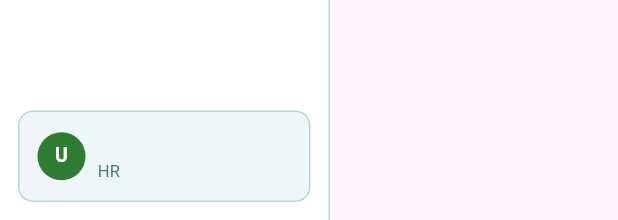
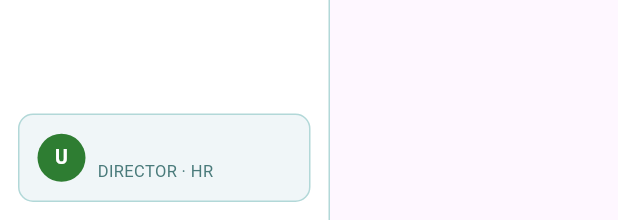
Before and after one commit to ninja00707/tasknest, a Flutter app: the Sidebar widget shown alone on an empty page, opened directly with empty values, on a phone screen of 412 x 824 dp. Shown: the part 1016-1236 px from the top of the screen. Run offline on Flutter 3.47's test engine with Material 3 defaults, Android fonts, the light colour scheme and no system bars; our stand-ins replace dio, equatable, flutter_bloc, go_router, shared_preferences, url_strategy; accounts and stored records are empty.

Commit message:
Phs 1 completed

```diff
--- a/lib/core/constant/const_dep.dart
+++ b/lib/core/constant/const_dep.dart
@@ -45,7 +45,7 @@ final CompanyNames = [
 ];
 
 final roles = [
-  Roles(id: 0, name: 'ceo'),
+  Roles(id: 0, name: 'Director'),
   Roles(id: 1, name: 'manager'),
   Roles(id: 2, name: 'employee'),
 ];
@@ -85,4 +85,5 @@ final List<Departments> departments = [
   Departments(id: 13, name: 'FMPS'),
 
   Departments(id: 14, name: 'FMSG'),
+  Departments(id: 15, name: 'Directors'),
 ];
--- a/lib/core/routes/app_router.dart
+++ b/lib/core/routes/app_router.dart
@@ -4,6 +4,7 @@ import 'package:tasknest/data/datasource/localstorage/sharedpreferences.dart';
 import 'package:tasknest/presentation/dashboard/dashboard_screen.dart.dart';
 import 'package:tasknest/presentation/dashboard/widgets/ticket_view/ticket_detail_screen.dart';
 import 'package:tasknest/presentation/login/Models/auth_responce_model.dart';
+import 'package:tasknest/presentation/login/signup_screen.dart';
 
 import 'package:tasknest/presentation/login/login_view.dart';
 
@@ -38,6 +39,8 @@ final GoRouter appRouter = GoRouter(
       builder: (context, state) => const LoginScreen(),
     ),
 
+    GoRoute(path: '/signup', builder: (context, state) => const SignupScreen()),
+
     GoRoute(
       path: RouteNames.dashboard,
       builder: (context, state) => DashboardScreen(user: _user!),
--- a/lib/main.dart
+++ b/lib/main.dart
@@ -1,8 +1,6 @@
 import 'package:flutter/material.dart';
 import 'package:flutter_bloc/flutter_bloc.dart';
-import 'package:shared_preferences/shared_preferences.dart';
 import 'package:tasknest/injection.dart' hide storage;
-import 'package:tasknest/core/constant/api_client.dart'; // Import ApiClient
 import 'package:tasknest/presentation/dashboard/bloc/dashboard_bloc.dart';
 import 'package:url_strategy/url_strategy.dart';
 
--- a/lib/presentation/dashboard/widgets/navigationbar.dart/side_bar.dart
+++ b/lib/presentation/dashboard/widgets/navigationbar.dart/side_bar.dart
@@ -21,12 +21,22 @@ class Sidebar extends StatelessWidget {
 
   @override
   Widget build(BuildContext context) {
-    final departmentName = NameById.getNameById<Departments>(
-      id: user.departmentId,
-      items: departments,
-      idSelector: (e) => e.id,
-      nameSelector: (e) => e.name,
-    );
+    final departmentName =
+        NameById.getNameById<Departments>(
+          id: user.departmentId,
+          items: departments,
+          idSelector: (e) => e.id,
+          nameSelector: (e) => e.name,
+        ) ??
+        'Unknown Dept';
+    final roleName =
+        NameById.getNameById<Roles>(
+          id: user.roleId,
+          items: roles,
+          idSelector: (e) => e.id,
+          nameSelector: (e) => e.name,
+        ) ??
+        'No Role';
 
     return Container(
       width: 220,
@@ -159,13 +169,13 @@ class Sidebar extends StatelessWidget {
                       Text(
                         user.name,
                         style: const TextStyle(
-                          fontSize: 13,
+                          fontSize: 12,
                           fontWeight: FontWeight.w700,
                           color: ThemeColors.unifiedTextPrimary,
                         ),
                       ),
                       Text(
-                        departmentName,
+                        '$roleName · $departmentName',
                         style: const TextStyle(
                           fontSize: 11,
                           color: ThemeColors.unifiedTextMuted,
```
Also changed, not shown: lib/presentation/login/signup_screen.dart (added, +138 -0 lines).
